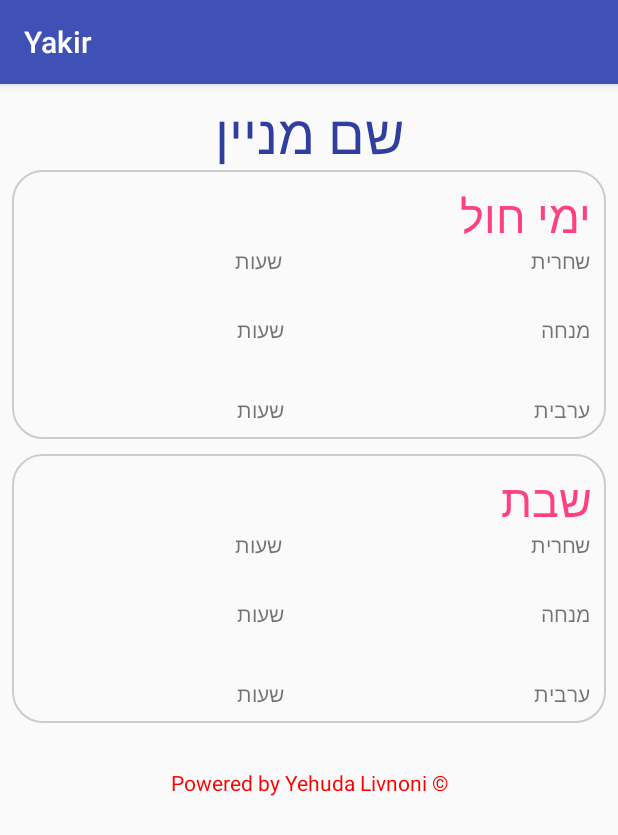
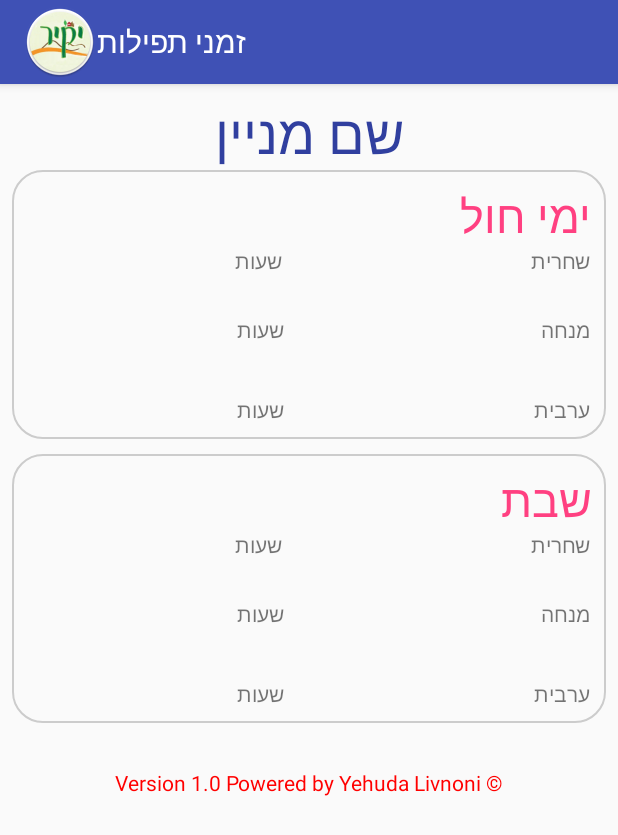
Before and after one commit to livnoni/Yakir, an Android app: the TfilaActivity screen opened directly, with no data from a screen before it, on a phone screen of 412 x 824 dp. Shown: the top 835 px of the screen. Run offline under Robolectric (Android 15) with nearby library versions, the phone set to English and light mode, and no system bars; 8 statements that could not run were skipped.

```diff
--- a/app/src/main/AndroidManifest.xml
+++ b/app/src/main/AndroidManifest.xml
@@ -8,7 +8,7 @@
         android:allowBackup="true"
         android:icon="@mipmap/ic_launcher"
         android:label="@string/app_name"
-        android:roundIcon="@mipmap/ic_launcher_round"
+        android:roundIcon="@mipmap/ic_launcher"
         android:supportsRtl="true"
         android:theme="@style/AppTheme">
         <activity android:name=".MainActivity" android:screenOrientation="portrait">android:screenOrientation="portrait"
--- a/app/src/main/java/com/example/yehud/yakir/TfilaActivity.java
+++ b/app/src/main/java/com/example/yehud/yakir/TfilaActivity.java
@@ -32,6 +32,10 @@ public class TfilaActivity extends AppCompatActivity
     protected void onCreate(Bundle savedInstanceState) {
         super.onCreate(savedInstanceState);
         setContentView(R.layout.activity_tfila);
+
+        getSupportActionBar().setDisplayShowHomeEnabled(true);
+        getSupportActionBar().setLogo(R.mipmap.ic_launcher);
+        getSupportActionBar().setDisplayUseLogoEnabled(true);
 
         numOfMinayans = MainActivity.minyansVector.size();
         currentMinyanIndex =0;
--- a/app/src/main/res/layout/activity_main.xml
+++ b/app/src/main/res/layout/activity_main.xml
@@ -15,6 +15,7 @@
         android:layout_marginStart="8dp"
         android:layout_marginTop="8dp"
         android:orientation="vertical"
+        android:id="@+id/mainLLinearLayout"
         app:layout_constraintBottom_toBottomOf="parent"
         app:layout_constraintLeft_toLeftOf="parent"
         app:layout_constraintRight_toRightOf="parent"
--- a/app/src/main/res/layout/activity_tfila.xml
+++ b/app/src/main/res/layout/activity_tfila.xml
@@ -224,8 +224,7 @@
             android:layout_width="match_parent"
             android:layout_height="match_parent"
             android:orientation="horizontal"
-            android:layout_marginTop="30dp"
-            >
+            android:layout_marginTop="30dp">
 
             <TextView
                 android:id="@+id/creditText"
@@ -234,7 +233,7 @@
                 android:layout_weight="1"
                 android:gravity="center"
                 android:textColor="@color/red"
-                android:text="Powered by Yehuda Livnoni ©" />
+                android:text="@string/copyright" />
         </LinearLayout>
 
 
--- a/app/src/main/res/values/strings.xml
+++ b/app/src/main/res/values/strings.xml
@@ -1,3 +1,4 @@
 <resources>
-    <string name="app_name">Yakir</string>
+    <string name="app_name">זמני תפילות</string>
+    <string name="copyright">Version 1.0 Powered by Yehuda Livnoni ©</string>
 </resources>
```
Also changed, not shown: app/src/main/res/drawable/ic_info_black_24dp.xml (added, +9 -0 lines), app/src/main/ic_launcher-web.png (added), app/src/main/res/mipmap-hdpi/ic_launcher.png, app/src/main/res/mipmap-hdpi/ic_launcher_round.png (deleted), app/src/main/res/mipmap-mdpi/ic_launcher.png, app/src/main/res/mipmap-mdpi/ic_launcher_round.png (deleted), app/src/main/res/mipmap-xhdpi/ic_launcher.png, app/src/main/res/mipmap-xhdpi/ic_launcher_round.png (deleted), app/src/main/res/mipmap-xxhdpi/ic_launcher.png, app/src/main/res/mipmap-xxhdpi/ic_launcher_round.png (deleted), app/src/main/res/mipmap-xxxhdpi/ic_launcher.png, app/src/main/res/mipmap-xxxhdpi/ic_launcher_round.png (deleted).
